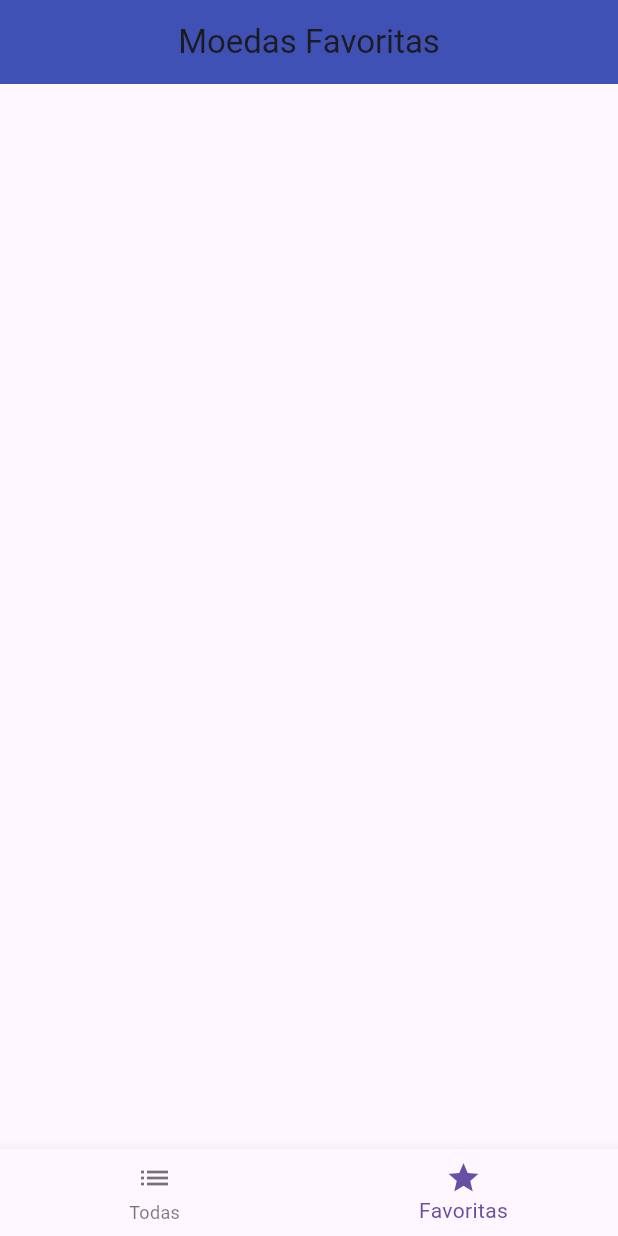
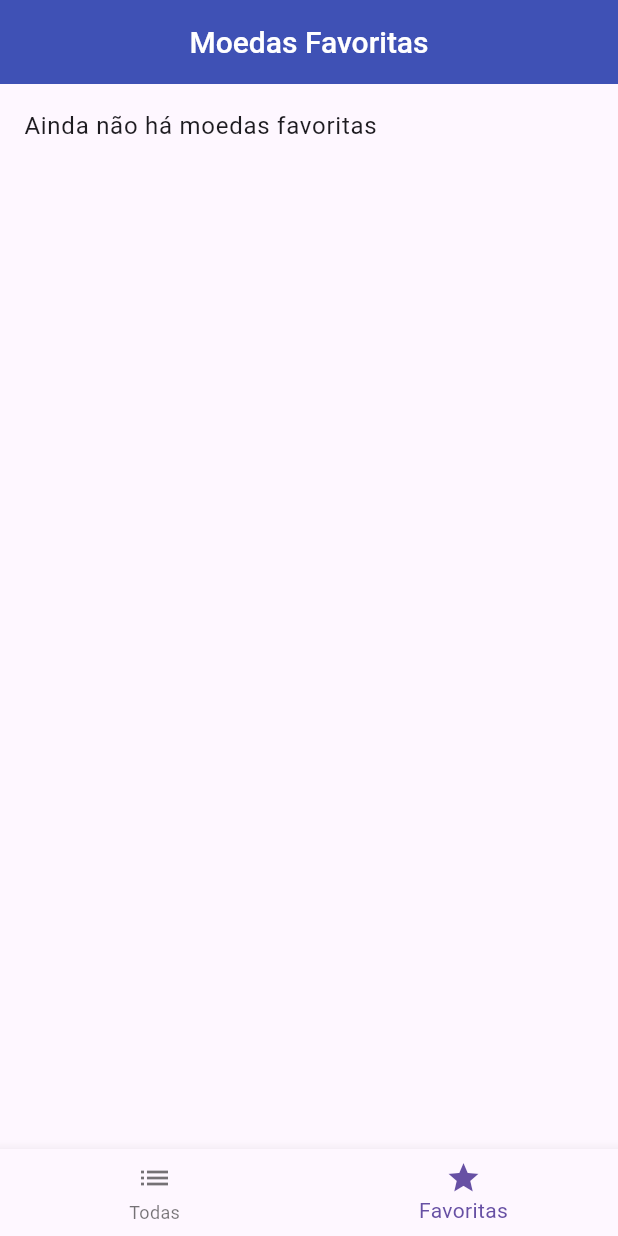
Before and after one commit to maxcielOliv/criptomoedas, a Flutter app: the screen it shows after launch, swiped to page 2, on a phone screen of 412 x 824 dp. Run offline on Flutter 3.47's test engine with Material 3 defaults, Android fonts, the phone set to English and light mode, and no system bars.

Commit message:
add repository favoritas

```diff
--- a/lib/app.dart
+++ b/lib/app.dart
@@ -11,7 +11,10 @@ class App extends StatelessWidget {
       debugShowCheckedModeBanner: false,
       theme: ThemeData(
         primarySwatch: Colors.indigo,
-        primaryColor: Colors.indigo
+        primaryColor: Colors.indigo,
+        appBarTheme: AppBarTheme(
+          titleTextStyle: TextStyle(fontSize: 20,fontWeight: FontWeight.w500,color: Colors.white)
+        )
       ),
       color: Colors.indigo,
       home: HomePage(),
--- /dev/null
+++ b/lib/repository/favoritas_repository.dart
@@ -0,0 +1,22 @@
+import 'dart:collection';
+
+import 'package:criptomoedas/model/moeda.dart';
+import 'package:flutter/material.dart';
+
+class FavoritasRepository extends ChangeNotifier {
+  final List<Moeda> _lista = [];
+
+  UnmodifiableListView<Moeda> get lista => UnmodifiableListView(_lista);
+
+  saveAll(List<Moeda> moedas) {
+    for (var moeda in moedas) {
+      if(!_lista.contains(moeda)) _lista.add(moeda);
+    }
+    notifyListeners();
+  }
+
+  remove(Moeda moeda) {
+    _lista.remove(moeda);
+    notifyListeners();
+  }
+}
--- a/lib/ui/pages/favoritas_page.dart
+++ b/lib/ui/pages/favoritas_page.dart
@@ -1,4 +1,7 @@
+import 'package:criptomoedas/repository/favoritas_repository.dart';
+import 'package:criptomoedas/ui/widgets/moeda_card.dart';
 import 'package:flutter/material.dart';
+import 'package:provider/provider.dart';
 
 class FavoritasPage extends StatefulWidget {
   const FavoritasPage({super.key});
@@ -8,13 +11,31 @@ class FavoritasPage extends StatefulWidget {
 }
 
 class _FavoritasPageState extends State<FavoritasPage> {
+  //late List<Moeda> moeda;
+
   @override
   Widget build(BuildContext context) {
+    //moeda = Provider.of<FavoritasRepository>(context).lista;
     return Scaffold(
       appBar: AppBar(
         centerTitle: true,
-        backgroundColor: Theme.of(context).primaryColor ,
+        backgroundColor: Theme.of(context).primaryColor,
         title: Text('Moedas Favoritas'),
+      ),
+      body: Consumer<FavoritasRepository>(
+        builder: (context, favoritas, child) {
+          return favoritas.lista.isEmpty
+              ? ListTile(
+                title: Text('Ainda não há moedas favoritas'),
+              )
+              : ListView.separated(
+                itemBuilder: (context, index) {
+                  return MoedaCard(moeda: favoritas.lista[index],);
+                },
+                separatorBuilder: (context, index) => Divider(),
+                itemCount: favoritas.lista.length,
+              );
+        },
       ),
     );
   }
--- a/lib/ui/pages/moeda_detalhe_page.dart
+++ b/lib/ui/pages/moeda_detalhe_page.dart
@@ -34,7 +34,7 @@ class _MoedaDetalhePageState extends State<MoedaDetalhePage> {
         centerTitle: true,
         iconTheme: IconThemeData(color: Colors.white),
         backgroundColor: Theme.of(context).primaryColor,
-        title: Text(widget.moeda.nome, style: TextStyle(color: Colors.white)),
+        title: Text(widget.moeda.nome),
       ),
       body: Padding(
         padding: EdgeInsets.all(24),
--- a/pubspec.yaml
+++ b/pubspec.yaml
@@ -35,6 +35,7 @@ dependencies:
   # Use with the CupertinoIcons class for iOS style icons.
   cupertino_icons: ^1.0.8
   intl: ^0.20.2
+  provider: ^6.1.4
 
 dev_dependencies:
   flutter_test:
```
Also changed, not shown: lib/main.dart (+8 -1 lines), lib/ui/pages/moedas_page.dart (+28 -12 lines), lib/ui/widgets/moeda_card.dart (added, +104 -0 lines), pubspec.lock.
